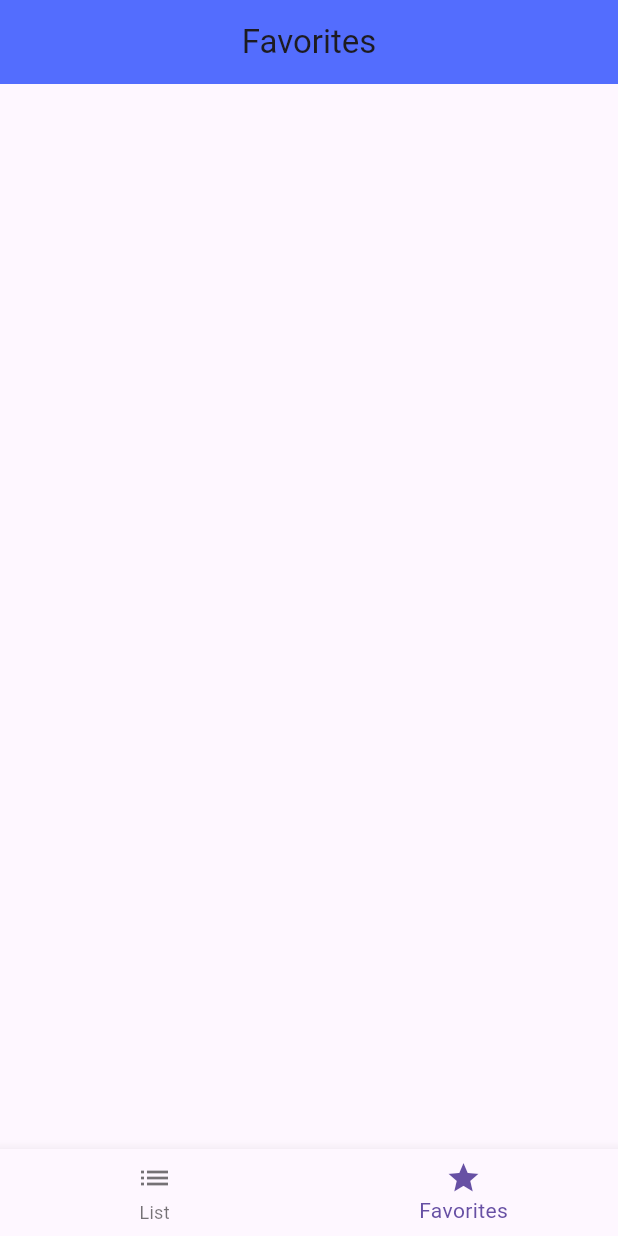
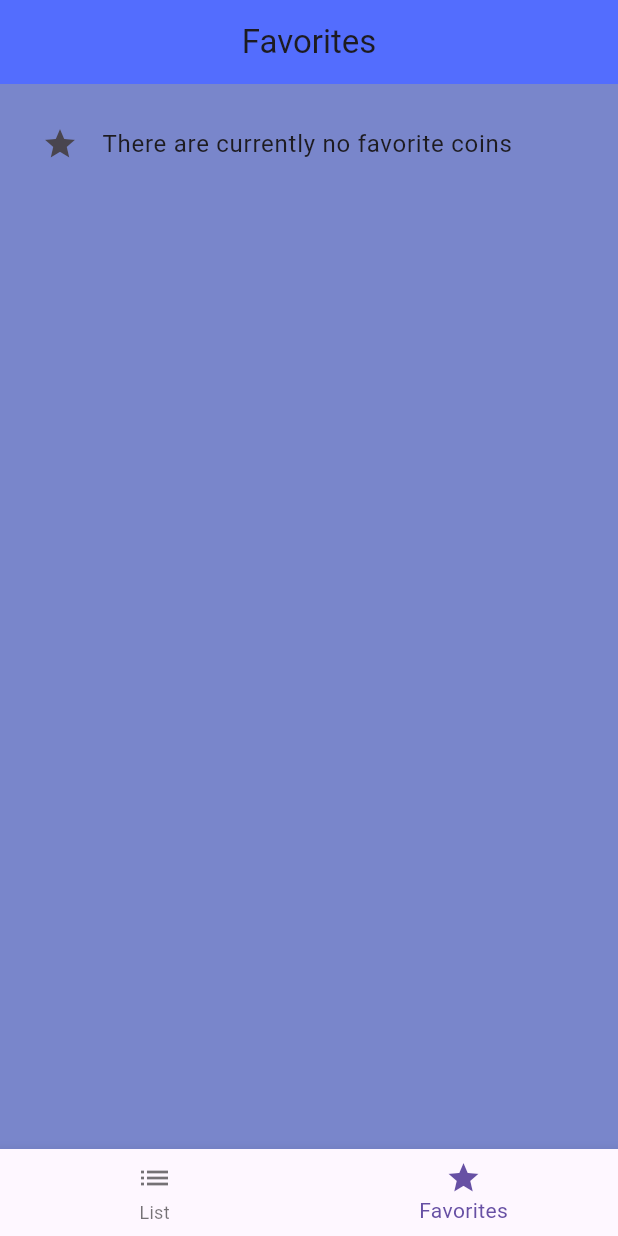
Before and after one commit to danilosilva0/flutter_crypto_viewer, a Flutter app: the screen it shows after launch, swiped to page 2, on a phone screen of 412 x 824 dp. Run offline on Flutter 3.47's test engine with Material 3 defaults, Android fonts, the phone set to English and light mode, and no system bars.

Commit message:
#11 creating coin card and add to favorites implementation

```diff
--- a/lib/pages/favorites_page.dart
+++ b/lib/pages/favorites_page.dart
@@ -1,4 +1,7 @@
 import "package:flutter/material.dart";
+import "package:flutter_crypto_viewer/repositories/favorites_repository.dart";
+import "package:flutter_crypto_viewer/widgets/coin_card.dart";
+import "package:provider/provider.dart";
 
 class FavoritesPage extends StatefulWidget {
     const FavoritesPage({super.key});
@@ -19,6 +22,26 @@ class _FavoritesPageState extends State<FavoritesPage> {
                 centerTitle: true,
                 backgroundColor: Colors.indigoAccent
             ),
+            body: Container(
+                color: Colors.indigo[300],
+                height: MediaQuery.of(context).size.height,
+                padding: EdgeInsets.all(12),
+                child: Consumer<FavoritesRepository>(
+                    builder: (context, favorites, child){
+                        return favorites.list.isEmpty ? ListTile(
+                                leading: Icon(Icons.star),
+                                title: Text("There are currently no favorite coins")
+                            )
+                            :
+                            ListView.builder(
+                                itemCount: favorites.list.length,
+                                itemBuilder: (_, index) {
+                                    return CoinCard(coin: favorites.list[index]);
+                                }
+                            );
+                    }
+                )
+            )
         );
     }
 }
--- /dev/null
+++ b/lib/repositories/favorites_repository.dart
@@ -0,0 +1,22 @@
+import 'dart:collection';
+
+import 'package:flutter/material.dart';
+import 'package:flutter_crypto_viewer/models/coin.dart';
+
+class FavoritesRepository extends ChangeNotifier{
+  List<Coin> _list = [];
+
+  UnmodifiableListView<Coin> get list => UnmodifiableListView(_list);
+
+  saveAll(List<Coin> coins){
+    for (var coin in coins) {
+      if(!_list.contains(coin)) _list.add(coin);
+    }
+    notifyListeners();
+  }
+
+  remove(Coin coin){
+    _list.remove(coin);
+    notifyListeners();
+  }
+}
--- a/pubspec.yaml
+++ b/pubspec.yaml
@@ -31,6 +31,7 @@ dependencies:
   flutter:
     sdk: flutter
   intl:
+  provider:
 
   # The following adds the Cupertino Icons font to your application.
   # Use with the CupertinoIcons class for iOS style icons.
```
Also changed, not shown: lib/main.dart (+10 -3 lines), lib/pages/coins_page.dart (+16 -3 lines), lib/widgets/coin_card.dart (added, +114 -0 lines). Lines whose indentation alone changed are shown as unchanged.
